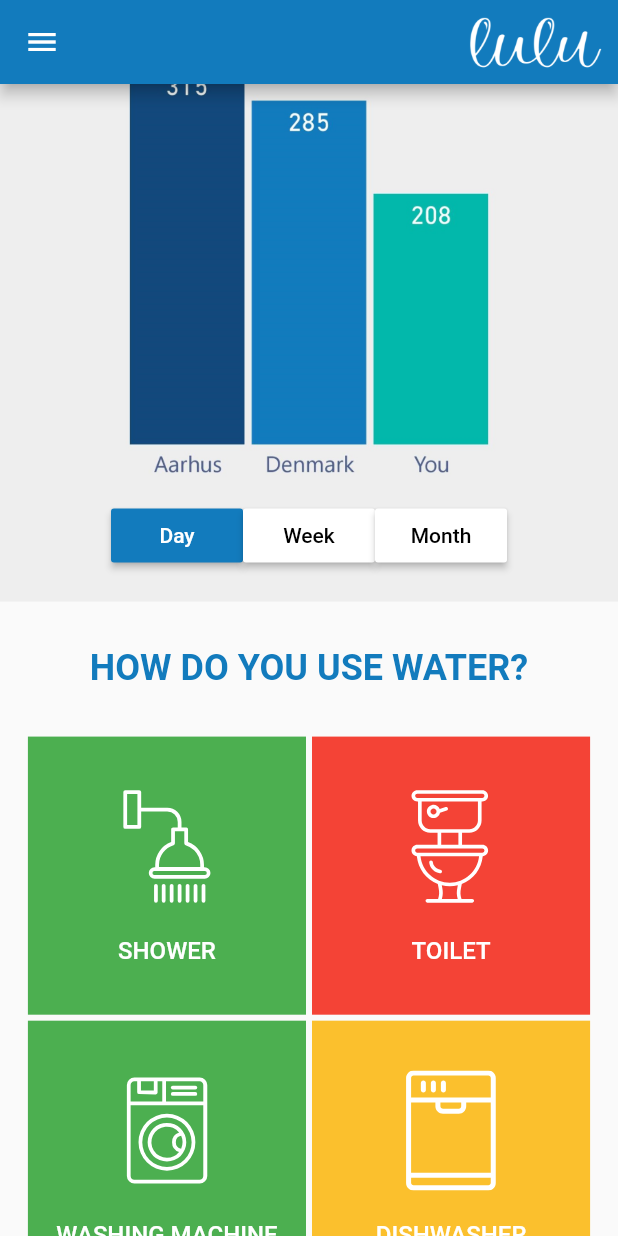
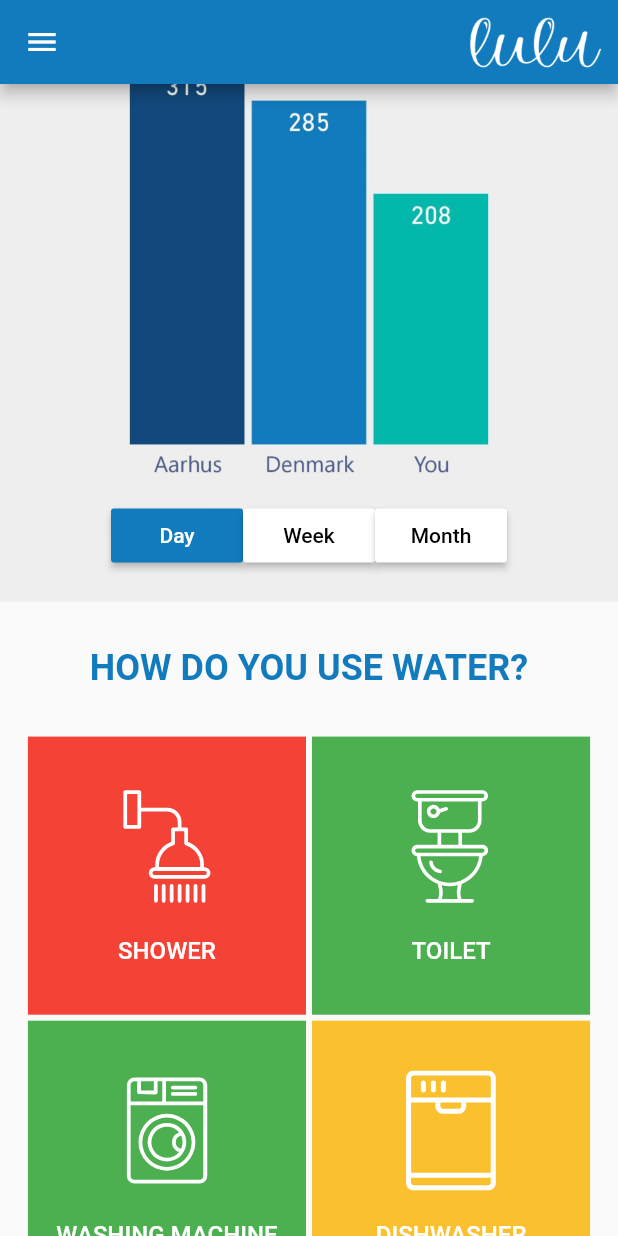
Before and after one commit to Duchynko/hackathon_sexy_water, a Flutter app: the screen it shows after launch, scrolled down 576 dp, on a phone screen of 412 x 824 dp. Run offline on Flutter 3.47's test engine with Material 2 defaults, Android fonts, the phone set to English and light mode, and no system bars; our stand-ins replace flutter_svg.

Commit message:
Ready for demo

```diff
--- a/lib/main.dart
+++ b/lib/main.dart
@@ -13,7 +13,7 @@ class MyApp extends StatelessWidget {
         primarySwatch: Colors.blue,
       ),
       home: Dashboard(),
-      // debugShowCheckedModeBanner: false,
+      debugShowCheckedModeBanner: false,
     );
   }
 }
--- a/lib/pages/dashboard.dart
+++ b/lib/pages/dashboard.dart
@@ -15,6 +15,7 @@ class Dashboard extends StatefulWidget {
 class _DashboardState extends State<Dashboard> {
 
   _goDeeper() {
+    setState(() {
       if (widget.deepLevel == 0) {
         widget.deepLevel = 1;
         widget.graph = "assets/images/daily_overview.jpg";
@@ -25,6 +26,7 @@ class _DashboardState extends State<Dashboard> {
         widget.deepLevel = 0;
         widget.graph = "assets/images/daily_avg.jpg";
       }
+    });
   }
 
   @override
@@ -70,9 +72,9 @@ class _DashboardState extends State<Dashboard> {
                     color: Color(0xFF127BBD),
                   ),
                   child: Padding(
-                    padding: const EdgeInsets.only(top: 14.0, bottom: 14.0, right: 8.0, left: 8.0),
+                    padding: const EdgeInsets.only(top: 14.0, bottom: 14.0, right: 12.0, left: 12.0),
                     child: Text(
-                      "My name is lulu and I'm here to help you become more sustainable by using water efficiently",
+                      "My name is Lulu and I'm here to help you become more sustainable by using water efficiently",
                       style: TextStyle(
                         color: Colors.white,
                         fontSize: 16.0
@@ -91,6 +93,7 @@ class _DashboardState extends State<Dashboard> {
             child: Column(
               children: <Widget>[
                 Text(widget.timeFrame + " WATER CONSUMPTION",
+                  textAlign: TextAlign.center,
                   style: TextStyle(
                     color: Color(0xFF127BBD),
                     fontSize: 24.0,
@@ -100,9 +103,7 @@ class _DashboardState extends State<Dashboard> {
                 Padding(
                   padding: const EdgeInsets.only(top: 30.0, bottom: 10.0, right: 10.0, left: 10.0),
                   child: GestureDetector(
-                    onTap: () => {
-                      _goDeeper();
-                    },
+                    onTap: () => _goDeeper(),
                     child: Image.asset(
                       widget.graph,
                       width: MediaQuery.of(context).size.width - 150,
@@ -181,8 +182,8 @@ class _DashboardState extends State<Dashboard> {
                 Row(
                   mainAxisAlignment: MainAxisAlignment.center,
                   children: <Widget>[
-                    Tile(Colors.green, "SHOWER", "assets/images/categories/shower.svg"),
-                    Tile(Colors.red, "TOILET", "assets/images/categories/toilet.svg")
+                    Tile(Colors.red, "SHOWER", "assets/images/categories/shower.svg"),
+                    Tile(Colors.green, "TOILET", "assets/images/categories/toilet.svg")
                   ],
                 ),
                 Row(
--- a/lib/widgets/item_card.dart
+++ b/lib/widgets/item_card.dart
@@ -49,7 +49,7 @@ class _ItemCardState extends State<ItemCard> {
                             widget.solution.name,
                             textAlign: TextAlign.center,
                             style: TextStyle(
-                              fontSize: 40.0,
+                              fontSize: 35.0,
                               fontWeight: FontWeight.w600,
                               fontFamily: 'Qwigley',
                               letterSpacing: 3.0
--- a/pubspec.yaml
+++ b/pubspec.yaml
@@ -57,6 +57,8 @@ flutter:
    - assets/images/daily_avg.jpg
    - assets/images/weekly_avg.jpg
    - assets/images/monthly_avg.jpg
+   - assets/images/daily_overview.jpg
+   - assets/images/daily_example.jpg
    - assets/images/categories/bathtub.svg
    - assets/images/categories/dishwasher.svg
    - assets/images/categories/faucet.svg
```
Also changed, not shown: lib/pages/pager.dart (+3 -9 lines). Lines whose indentation alone changed are shown as unchanged.
